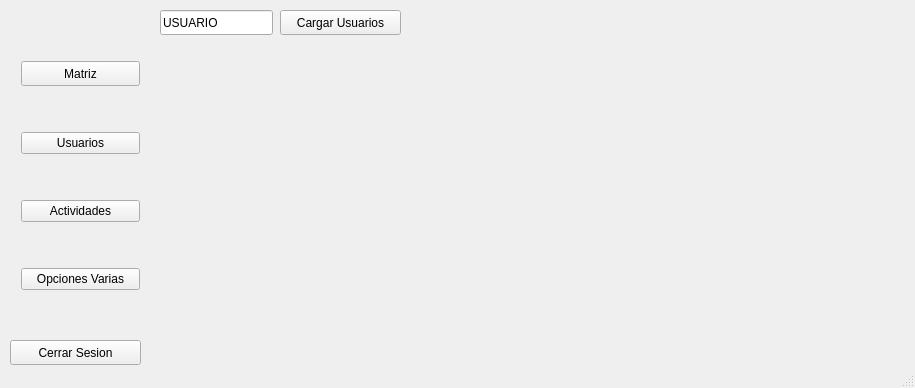
This is mainwindow.ui in AndreeAvalos/Proyecto1 as Qt 5 draws it before an edit. The edited form follows.
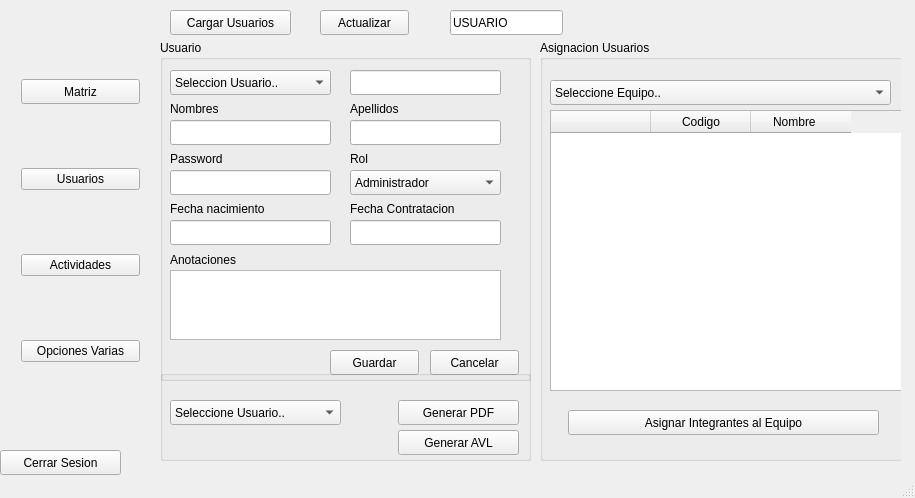
This is the edited form. The open tabs and pages were chosen to show the change. Icons and pictures are not drawn.

The edit to the form file:
```diff
--- a/mainwindow.ui
+++ b/mainwindow.ui
@@ -7,7 +7,7 @@
     <x>0</x>
     <y>0</y>
     <width>915</width>
-    <height>388</height>
+    <height>498</height>
    </rect>
   </property>
   <property name="windowTitle">
@@ -20,7 +20,7 @@
       <x>10</x>
       <y>10</y>
       <width>141</width>
-      <height>331</height>
+      <height>421</height>
      </rect>
     </property>
     <layout class="QGridLayout" name="gridLayout">
@@ -66,7 +66,7 @@
       <x>160</x>
       <y>10</y>
       <width>741</width>
-      <height>351</height>
+      <height>461</height>
      </rect>
     </property>
     <property name="currentIndex">
@@ -86,28 +86,6 @@
        <string>MATRIZ</string>
       </property>
      </widget>
-     <widget class="QLabel" name="label">
-      <property name="geometry">
-       <rect>
-        <x>0</x>
-        <y>30</y>
-        <width>731</width>
-        <height>311</height>
-       </rect>
-      </property>
-      <property name="text">
-       <string/>
-      </property>
-      <property name="pixmap">
-       <pixmap>../../matriz.png</pixmap>
-      </property>
-      <property name="scaledContents">
-       <bool>true</bool>
-      </property>
-      <property name="wordWrap">
-       <bool>false</bool>
-      </property>
-     </widget>
      <widget class="QPushButton" name="pushButton_5">
       <property name="geometry">
        <rect>
@@ -147,17 +125,32 @@
        <string>Actvidad</string>
       </property>
      </widget>
-     <widget class="QPushButton" name="pushButton_9">
+     <widget class="QWidget" name="horizontalLayoutWidget">
       <property name="geometry">
        <rect>
-        <x>460</x>
-        <y>0</y>
-        <width>41</width>
-        <height>25</height>
+        <x>100</x>
+        <y>40</y>
+        <width>521</width>
+        <height>61</height>
        </rect>
       </property>
-      <property name="text">
-       <string>A</string>
+      <layout class="QHBoxLayout" name="horizontalLayout">
+       <property name="spacing">
+        <number>6</number>
+       </property>
+       <property name="leftMargin">
+        <number>0</number>
+       </property>
+      </layout>
+     </widget>
+     <widget class="QWidget" name="verticalLayoutWidget">
+      <property name="geometry">
+       <rect>
+        <x>20</x>
+        <y>110</y>
+        <width>71</width>
+        <height>291</height>
+       </rect>
       </property>
      </widget>
     </widget>
@@ -165,7 +158,7 @@
      <widget class="QLineEdit" name="lineEdit_2">
       <property name="geometry">
        <rect>
-        <x>0</x>
+        <x>290</x>
         <y>0</y>
         <width>113</width>
         <height>25</height>
@@ -174,11 +167,14 @@
       <property name="text">
        <string>USUARIO</string>
       </property>
+      <property name="readOnly">
+       <bool>true</bool>
+      </property>
      </widget>
      <widget class="QPushButton" name="pushButton_10">
       <property name="geometry">
        <rect>
-        <x>120</x>
+        <x>10</x>
         <y>0</y>
         <width>121</width>
         <height>25</height>
@@ -188,6 +184,398 @@
        <string>Cargar Usuarios</string>
       </property>
      </widget>
+     <widget class="QGroupBox" name="groupBox">
+      <property name="geometry">
+       <rect>
+        <x>0</x>
+        <y>30</y>
+        <width>371</width>
+        <height>341</height>
+       </rect>
+      </property>
+      <property name="title">
+       <string>Usuario</string>
+      </property>
+      <widget class="QComboBox" name="selecUsuario">
+       <property name="geometry">
+        <rect>
+         <x>10</x>
+         <y>30</y>
+         <width>161</width>
+         <height>25</height>
+        </rect>
+       </property>
+       <item>
+        <property name="text">
+         <string>Seleccion Usuario..</string>
+        </property>
+       </item>
+      </widget>
+      <widget class="QLineEdit" name="idUsuario">
+       <property name="geometry">
+        <rect>
+         <x>190</x>
+         <y>30</y>
+         <width>151</width>
+         <height>25</height>
+        </rect>
+       </property>
+       <property name="inputMask">
+        <string/>
+       </property>
+       <property name="text">
+        <string/>
+       </property>
+       <property name="readOnly">
+        <bool>false</bool>
+       </property>
+      </widget>
+      <widget class="QLineEdit" name="nombreUsuario">
+       <property name="geometry">
+        <rect>
+         <x>10</x>
+         <y>80</y>
+         <width>161</width>
+         <height>25</height>
+        </rect>
+       </property>
+      </widget>
+      <widget class="QLineEdit" name="apellidoUsuario">
+       <property name="geometry">
+        <rect>
+         <x>190</x>
+         <y>80</y>
+         <width>151</width>
+         <height>25</height>
+        </rect>
+       </property>
+      </widget>
+      <widget class="QLabel" name="label">
+       <property name="geometry">
+        <rect>
+         <x>10</x>
+         <y>60</y>
+         <width>67</width>
+         <height>17</height>
+        </rect>
+       </property>
+       <property name="text">
+        <string>Nombres</string>
+       </property>
+      </widget>
+      <widget class="QLabel" name="label_2">
+       <property name="geometry">
+        <rect>
+         <x>190</x>
+         <y>60</y>
+         <width>67</width>
+         <height>17</height>
+        </rect>
+       </property>
+       <property name="text">
+        <string>Apellidos</string>
+       </property>
+      </widget>
+      <widget class="QLabel" name="label_3">
+       <property name="geometry">
+        <rect>
+         <x>10</x>
+         <y>110</y>
+         <width>67</width>
+         <height>17</height>
+        </rect>
+       </property>
+       <property name="text">
+        <string>Password</string>
+       </property>
+      </widget>
+      <widget class="QLineEdit" name="passUsuario">
+       <property name="geometry">
+        <rect>
+         <x>10</x>
+         <y>130</y>
+         <width>161</width>
+         <height>25</height>
+        </rect>
+       </property>
+      </widget>
+      <widget class="QLabel" name="label_4">
+       <property name="geometry">
+        <rect>
+         <x>190</x>
+         <y>110</y>
+         <width>67</width>
+         <height>17</height>
+        </rect>
+       </property>
+       <property name="text">
+        <string>Rol</string>
+       </property>
+      </widget>
+      <widget class="QLabel" name="label_5">
+       <property name="geometry">
+        <rect>
+         <x>10</x>
+         <y>210</y>
+         <width>91</width>
+         <height>20</height>
+        </rect>
+       </property>
+       <property name="text">
+        <string>Anotaciones</string>
+       </property>
+      </widget>
+      <widget class="QComboBox" name="rolUsuario">
+       <property name="geometry">
+        <rect>
+         <x>190</x>
+         <y>130</y>
+         <width>151</width>
+         <height>25</height>
+        </rect>
+       </property>
+       <item>
+        <property name="text">
+         <string>Administrador</string>
+        </property>
+       </item>
+       <item>
+        <property name="text">
+         <string>Especialista</string>
+        </property>
+       </item>
+       <item>
+        <property name="text">
+         <string>Líder</string>
+        </property>
+       </item>
+       <item>
+        <property name="text">
+         <string>Operativo</string>
+        </property>
+       </item>
+      </widget>
+      <widget class="QPushButton" name="pushButton_15">
+       <property name="geometry">
+        <rect>
+         <x>170</x>
+         <y>310</y>
+         <width>89</width>
+         <height>25</height>
+        </rect>
+       </property>
+       <property name="text">
+        <string>Guardar</string>
+       </property>
+      </widget>
+      <widget class="QPushButton" name="pushButton_16">
+       <property name="geometry">
+        <rect>
+         <x>270</x>
+         <y>310</y>
+         <width>89</width>
+         <height>25</height>
+        </rect>
+       </property>
+       <property name="text">
+        <string>Cancelar</string>
+       </property>
+      </widget>
+      <widget class="QPlainTextEdit" name="anotacionesUsuario">
+       <property name="geometry">
+        <rect>
+         <x>10</x>
+         <y>230</y>
+         <width>331</width>
+         <height>70</height>
+        </rect>
+       </property>
+      </widget>
+      <widget class="QLabel" name="label_6">
+       <property name="geometry">
+        <rect>
+         <x>190</x>
+         <y>160</y>
+         <width>141</width>
+         <height>17</height>
+        </rect>
+       </property>
+       <property name="text">
+        <string>Fecha Contratacion</string>
+       </property>
+      </widget>
+      <widget class="QLineEdit" name="fechaInicioUsuario">
+       <property name="geometry">
+        <rect>
+         <x>10</x>
+         <y>180</y>
+         <width>161</width>
+         <height>25</height>
+        </rect>
+       </property>
+      </widget>
+      <widget class="QLineEdit" name="contratacionUsuario">
+       <property name="geometry">
+        <rect>
+         <x>190</x>
+         <y>180</y>
+         <width>151</width>
+         <height>25</height>
+        </rect>
+       </property>
+      </widget>
+      <widget class="QLabel" name="label_7">
+       <property name="geometry">
+        <rect>
+         <x>10</x>
+         <y>160</y>
+         <width>131</width>
+         <height>17</height>
+        </rect>
+       </property>
+       <property name="text">
+        <string>Fecha nacimiento</string>
+       </property>
+      </widget>
+     </widget>
+     <widget class="QGroupBox" name="groupBox_2">
+      <property name="geometry">
+       <rect>
+        <x>0</x>
+        <y>360</y>
+        <width>371</width>
+        <height>91</height>
+       </rect>
+      </property>
+      <property name="title">
+       <string/>
+      </property>
+      <widget class="QComboBox" name="comboBox">
+       <property name="geometry">
+        <rect>
+         <x>10</x>
+         <y>30</y>
+         <width>171</width>
+         <height>25</height>
+        </rect>
+       </property>
+       <item>
+        <property name="text">
+         <string>Seleccione Usuario..</string>
+        </property>
+       </item>
+      </widget>
+      <widget class="QPushButton" name="pushButton_9">
+       <property name="geometry">
+        <rect>
+         <x>238</x>
+         <y>30</y>
+         <width>121</width>
+         <height>25</height>
+        </rect>
+       </property>
+       <property name="text">
+        <string>Generar PDF</string>
+       </property>
+      </widget>
+      <widget class="QPushButton" name="pushButton_14">
+       <property name="geometry">
+        <rect>
+         <x>238</x>
+         <y>60</y>
+         <width>121</width>
+         <height>25</height>
+        </rect>
+       </property>
+       <property name="text">
+        <string>Generar AVL</string>
+       </property>
+      </widget>
+     </widget>
+     <widget class="QGroupBox" name="groupBox_3">
+      <property name="geometry">
+       <rect>
+        <x>380</x>
+        <y>30</y>
+        <width>371</width>
+        <height>421</height>
+       </rect>
+      </property>
+      <property name="title">
+       <string>Asignacion Usuarios</string>
+      </property>
+      <widget class="QPushButton" name="pushButton_17">
+       <property name="geometry">
+        <rect>
+         <x>28</x>
+         <y>370</y>
+         <width>311</width>
+         <height>25</height>
+        </rect>
+       </property>
+       <property name="text">
+        <string>Asignar Integrantes al Equipo</string>
+       </property>
+      </widget>
+      <widget class="QComboBox" name="equipoUsuario">
+       <property name="geometry">
+        <rect>
+         <x>10</x>
+         <y>40</y>
+         <width>341</width>
+         <height>25</height>
+        </rect>
+       </property>
+       <item>
+        <property name="text">
+         <string>Seleccione Equipo..</string>
+        </property>
+       </item>
+      </widget>
+      <widget class="QTableWidget" name="tableWidget">
+       <property name="geometry">
+        <rect>
+         <x>10</x>
+         <y>70</y>
+         <width>361</width>
+         <height>281</height>
+        </rect>
+       </property>
+       <column>
+        <property name="text">
+         <string/>
+        </property>
+        <property name="font">
+         <font>
+          <pointsize>11</pointsize>
+         </font>
+        </property>
+       </column>
+       <column>
+        <property name="text">
+         <string>Codigo</string>
+        </property>
+       </column>
+       <column>
+        <property name="text">
+         <string>Nombre    </string>
+        </property>
+       </column>
+      </widget>
+     </widget>
+     <widget class="QPushButton" name="pushButton_18">
+      <property name="geometry">
+       <rect>
+        <x>160</x>
+        <y>0</y>
+        <width>89</width>
+        <height>25</height>
+       </rect>
+      </property>
+      <property name="text">
+       <string>Actualizar</string>
+      </property>
+     </widget>
     </widget>
     <widget class="QWidget" name="page_3">
      <widget class="QLineEdit" name="lineEdit_3">
@@ -307,9 +695,9 @@
    <widget class="QPushButton" name="pushButton_8">
     <property name="geometry">
      <rect>
-      <x>10</x>
-      <y>340</y>
-      <width>131</width>
+      <x>0</x>
+      <y>450</y>
+      <width>121</width>
       <height>25</height>
      </rect>
     </property>
```
Left out of the diff: 922 changed lines with no effect on the pictures.
